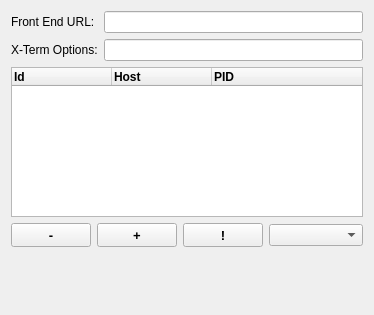
Before: the Qt Designer form development/pqSQProcessMonitorForm.ui in burlen/SciberQuestToolKit, drawn with Qt 5.
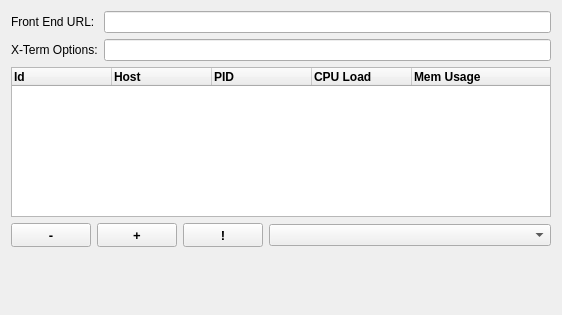
After: the same form once the commit is applied.

Commit message: ENH: Added UI for the seed point latice. BUG: Removed sync scalars from PoincareMapData. BUG: Process monitor won't call MPI if mpi is not initialized. ENH: Added build configuration scripts.

Patch:
```diff
--- a/development/pqSQProcessMonitorForm.ui
+++ b/development/pqSQProcessMonitorForm.ui
@@ -6,7 +6,7 @@
    <rect>
     <x>0</x>
     <y>0</y>
-    <width>374</width>
+    <width>562</width>
     <height>315</height>
    </rect>
   </property>
@@ -94,6 +94,29 @@
        </font>
       </property>
      </column>
+     <column>
+      <property name="text">
+       <string>CPU Load</string>
+      </property>
+      <property name="font">
+       <font>
+        <weight>75</weight>
+        <bold>true</bold>
+        <underline>false</underline>
+       </font>
+      </property>
+     </column>
+     <column>
+      <property name="text">
+       <string>Mem Usage</string>
+      </property>
+      <property name="font">
+       <font>
+        <weight>75</weight>
+        <bold>true</bold>
+       </font>
+      </property>
+     </column>
     </widget>
    </item>
    <item>
```
The commit also changes 9 other files.
